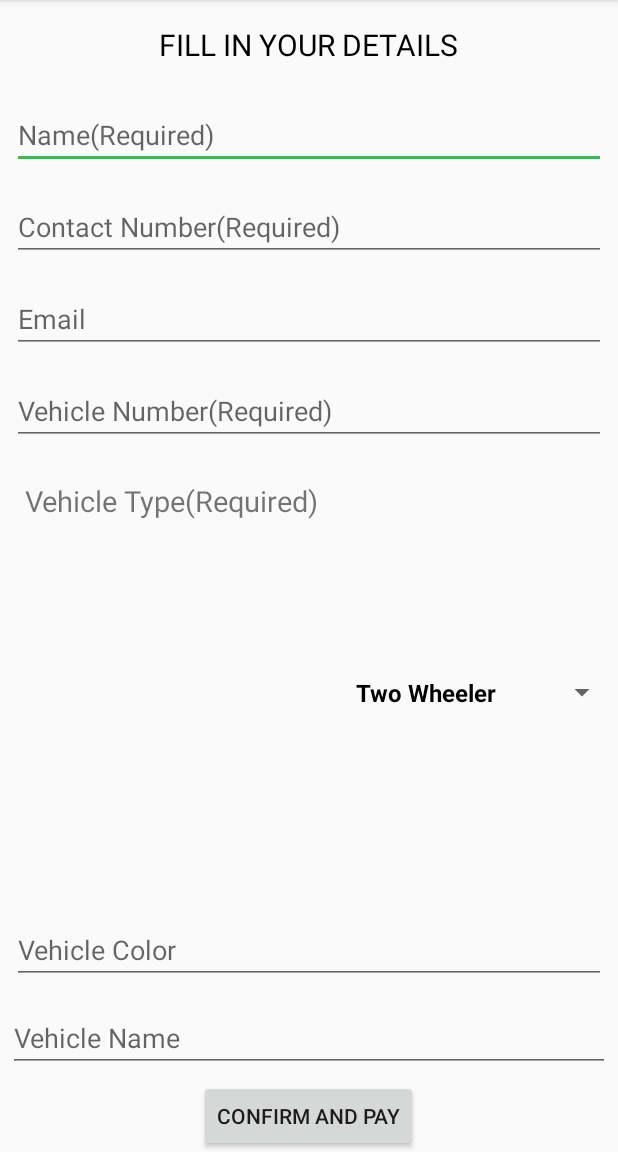
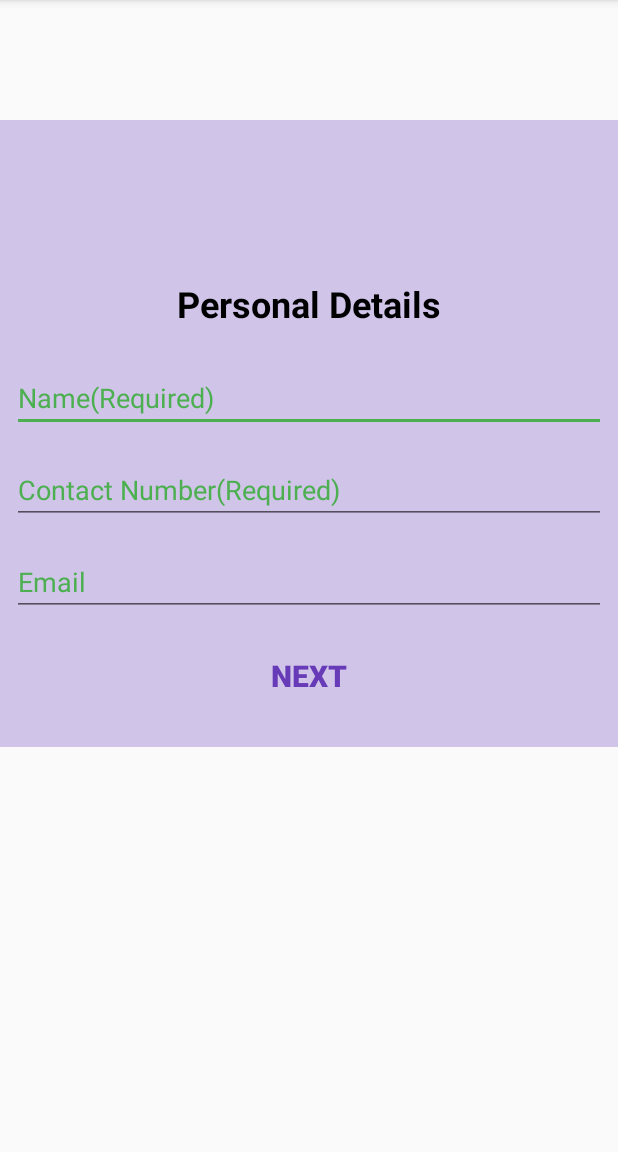
Before and after one commit to IamMukulTaneja/ORPS, an Android app: the DetailsActivity screen opened directly, with no data from a screen before it, on a phone screen of 412 x 824 dp, the part 84-1236 px from its top. Run offline under Robolectric (Android 15) with nearby library versions, the phone set to English and light mode, and no system bars.

Commit message:
design optimization-2

```diff
--- a/app/build.gradle
+++ b/app/build.gradle
@@ -26,5 +26,6 @@ dependencies {
     compile 'com.android.support.constraint:constraint-layout:1.0.2'
     compile 'com.mcxiaoke.volley:library:1.0.9'
     compile 'com.android.support:design:25.3.1'
+    compile 'com.android.support:support-v4:25.3.1'
     testCompile 'junit:junit:4.12'
 }
--- a/app/src/main/AndroidManifest.xml
+++ b/app/src/main/AndroidManifest.xml
@@ -24,7 +24,8 @@
         <activity android:name=".SignInActivity" />
         <activity android:name=".ParkingDetails" />
         <activity android:name=".BookingActivity" />
-        <activity android:name=".DetailsActivity"></activity>
+        <activity android:name=".DetailsActivity" />
+        <activity android:name=".PaymentActivity"></activity>
     </application>
 
 </manifest>
--- a/app/src/main/java/com/example/dell/orps/DetailsActivity.java
+++ b/app/src/main/java/com/example/dell/orps/DetailsActivity.java
@@ -1,60 +1,18 @@
 package com.example.dell.orps;
 
-import android.content.SharedPreferences;
 import android.os.Bundle;
+import android.support.v4.app.FragmentManager;
 import android.support.v7.app.AppCompatActivity;
-import android.view.View;
-import android.widget.AdapterView;
-import android.widget.ArrayAdapter;
-import android.widget.Button;
-import android.widget.EditText;
-import android.widget.Spinner;
-import android.widget.SpinnerAdapter;
-
-import java.util.ArrayList;
-import java.util.List;
 
 public class DetailsActivity extends AppCompatActivity {
-EditText name,contact,email,vehiclenumber,vehiclecolor,vehiclename;
-    Button confirmandpay;
-    Spinner vehicletype;
-    List<String> vehicletypelist;
-    SpinnerAdapter adapter;
     @Override
     protected void onCreate(Bundle savedInstanceState) {
         super.onCreate(savedInstanceState);
         setContentView(R.layout.activity_details);
-        name=(EditText)findViewById(R.id.name);
-        contact=(EditText)findViewById(R.id.contact);
-        email=(EditText)findViewById(R.id.email);
-        vehicletype=(Spinner)findViewById(R.id.vehicletypespinner);
-        vehiclenumber=(EditText)findViewById(R.id.vehiclenumber);
-        vehiclecolor=(EditText)findViewById(R.id.vehiclecolor);
-        vehiclename=(EditText)findViewById(R.id.vehiclename);
-        SharedPreferences sharedPreferences=getSharedPreferences("Mypref",0);
-        String name1=sharedPreferences.getString("NAME",null);
-        name.setText(name1);
-        String contact1=sharedPreferences.getString("CONTACT",null);
-        contact.setText(contact1);
-        String email1=sharedPreferences.getString("EMAIL",null);
-        email.setText(email1);
-        confirmandpay=(Button)findViewById(R.id.confirmbooking);
-        vehicletypelist=new ArrayList<String>();
-        vehicletypelist.add("Two Wheeler");
-        vehicletypelist.add("Four Wheeler");
-        adapter=new ArrayAdapter<String>(getApplicationContext(),R.layout.spinner_item,vehicletypelist);
-        vehicletype.setAdapter(adapter);
-        vehicletype.setOnItemSelectedListener(new AdapterView.OnItemSelectedListener() {
-            @Override
-            public void onItemSelected(AdapterView<?> adapterView, View view, int i, long l) {
-
-            }
-
-            @Override
-            public void onNothingSelected(AdapterView<?> adapterView) {
-
-            }
-        });
+        DetailsFragment detailsFragment=new DetailsFragment();
+        final CarDetailsFragment carDetailsFragment=new CarDetailsFragment();
+        final FragmentManager fragmentManager=getSupportFragmentManager();
+        fragmentManager.beginTransaction().add(R.id.headcontainer,detailsFragment).commit();
 
     }
 }
--- /dev/null
+++ b/app/src/main/java/com/example/dell/orps/DetailsFragment.java
@@ -0,0 +1,48 @@
+package com.example.dell.orps;
+
+import android.content.Context;
+import android.content.SharedPreferences;
+import android.os.Bundle;
+import android.support.annotation.Nullable;
+import android.support.v4.app.Fragment;
+import android.support.v4.app.FragmentManager;
+import android.view.LayoutInflater;
+import android.view.View;
+import android.view.ViewGroup;
+import android.widget.Button;
+import android.widget.EditText;
+
+/**
+ * Created by Mukul on 31-07-2017.
+ */
+
+public class DetailsFragment extends Fragment {
+    public Button next;
+    Context context;
+    public DetailsFragment(){}
+    @Nullable
+    @Override
+    public View onCreateView(LayoutInflater inflater, @Nullable ViewGroup container, @Nullable Bundle savedInstanceState) {
+        final CarDetailsFragment carDetailsFragment=new CarDetailsFragment();
+        final FragmentManager fragmentManager=getActivity().getSupportFragmentManager();
+        View rootview=inflater.inflate(R.layout.details_fragment,container,false);
+        EditText name=(EditText)rootview.findViewById(R.id.name);
+        EditText contact=(EditText)rootview.findViewById(R.id.contact);
+        EditText email=(EditText)rootview.findViewById(R.id.email);
+        next=(Button)rootview.findViewById(R.id.Next);
+        SharedPreferences sharedPreferences=getContext().getSharedPreferences("Mypref",0);
+        String name1=sharedPreferences.getString("NAME",null);
+        name.setText(name1);
+        String contact1=sharedPreferences.getString("CONTACT",null);
+        contact.setText(contact1);
+        String email1=sharedPreferences.getString("EMAIL",null);
+        email.setText(email1);
+        next.setOnClickListener(new View.OnClickListener() {
+            @Override
+            public void onClick(View v) {
+                fragmentManager.beginTransaction().replace(R.id.headcontainer,carDetailsFragment).commit();
+            }
+        });
+        return rootview;
+    }
+}
--- a/app/src/main/res/layout/activity_booking.xml
+++ b/app/src/main/res/layout/activity_booking.xml
@@ -5,7 +5,7 @@
     android:layout_width="match_parent"
     android:layout_height="match_parent"
     android:orientation="vertical"
-    android:background="#D1C4E9"
+    android:background="@color/Background"
     tools:context="com.example.dell.orps.BookingActivity"
     android:weightSum="1">
 <RadioGroup
--- a/app/src/main/res/layout/activity_details.xml
+++ b/app/src/main/res/layout/activity_details.xml
@@ -6,103 +6,12 @@
     android:layout_height="match_parent"
     android:orientation="vertical"
     tools:context="com.example.dell.orps.DetailsActivity">
-<TextView
-    android:layout_width="wrap_content"
+
+<FrameLayout
+    android:layout_width="match_parent"
     android:layout_height="wrap_content"
+    android:layout_marginTop="80dp"
     android:layout_gravity="center"
-    android:text="@string/fillinyourdetails"
-    android:layout_margin="16dp"
-    android:textSize="20sp"
-    android:textColor="#000000"/>
-
-    <EditText
-        android:id="@+id/name"
-        android:layout_width="match_parent"
-        android:layout_height="wrap_content"
-        android:ems="10"
-        android:layout_margin="8dp"
-        android:inputType="textPersonName"
-        android:hint="@string/namerequired" />
-
-    <EditText
-        android:id="@+id/contact"
-        android:layout_width="match_parent"
-        android:layout_height="wrap_content"
-        android:ems="10"
-        android:layout_margin="8dp"
-        android:inputType="phone"
-        android:hint="@string/contactnumberrequired"/>
-
-    <EditText
-        android:id="@+id/email"
-        android:layout_width="match_parent"
-        android:layout_height="wrap_content"
-        android:ems="10"
-        android:layout_margin="8dp"
-        android:inputType="textEmailAddress"
-        android:hint="@string/email"/>
-
-    <EditText
-        android:id="@+id/vehiclenumber"
-        android:layout_width="match_parent"
-        android:layout_height="wrap_content"
-        android:ems="10"
-        android:layout_margin="8dp"
-        android:hint="@string/vehiclenumber"
-        android:inputType="textPersonName"
-         />
-    <RelativeLayout
-        android:layout_width="match_parent"
-        android:layout_height="wrap_content"
-        android:layout_marginTop="16dp"
-        android:layout_weight="0.1">
-
-        <TextView
-            android:id="@+id/vehicletext"
-            android:layout_width="wrap_content"
-            android:layout_height="wrap_content"
-            android:layout_alignBottom="@+id/stationspinner"
-            android:layout_alignParentLeft="true"
-            android:layout_alignParentStart="true"
-            android:layout_alignTop="@+id/stationspinner"
-            android:layout_marginLeft="16dp"
-            android:text="@string/vehicletype"
-            android:textAlignment="center"
-            android:textSize="19sp"
-            />
-
-        <Spinner
-            android:id="@+id/vehicletypespinner"
-            android:layout_width="207dp"
-            android:layout_height="wrap_content"
-            android:layout_alignParentEnd="true"
-            android:layout_alignParentRight="true"
-            android:layout_centerVertical="true"
-            android:layout_gravity="right"
-            android:textAlignment="center"/>
-
-    </RelativeLayout>
-
-    <EditText
-        android:id="@+id/vehiclecolor"
-        android:layout_width="match_parent"
-        android:layout_height="wrap_content"
-        android:ems="10"
-        android:layout_margin="8dp"
-        android:inputType="textPersonName"
-        android:hint="@string/vehiclecolor" />
-
-    <EditText
-        android:id="@+id/vehiclename"
-        android:layout_width="match_parent"
-        android:layout_height="wrap_content"
-        android:ems="10"
-        android:layout_margin="5dp"
-        android:inputType="textPersonName"
-        android:hint="@string/vehiclename" />
-    <Button
-        android:layout_width="wrap_content"
-        android:layout_height="wrap_content"
-        android:layout_gravity="center"
-        android:text="@string/confirmandpay"/>
+    android:id="@+id/headcontainer">
+</FrameLayout>
 </LinearLayout>
--- a/app/src/main/res/layout/activity_main.xml
+++ b/app/src/main/res/layout/activity_main.xml
@@ -4,7 +4,7 @@
     xmlns:tools="http://schemas.android.com/tools"
     android:layout_width="match_parent"
     android:layout_height="match_parent"
-    android:background="#D1C4E9"
+    android:background="@color/Background"
     tools:context="com.example.dell.orps.MainActivity">
 
 
--- a/app/src/main/res/layout/activity_parking_details.xml
+++ b/app/src/main/res/layout/activity_parking_details.xml
@@ -5,7 +5,7 @@
     android:layout_width="match_parent"
     android:orientation="vertical"
     android:weightSum="1"
-    android:background="#D1C4E9"
+    android:background="@color/Background"
     android:layout_height="match_parent"
     tools:context="com.example.dell.orps.ParkingDetails">
 <TextView
--- a/app/src/main/res/layout/activity_sign_in.xml
+++ b/app/src/main/res/layout/activity_sign_in.xml
@@ -2,6 +2,7 @@
 <ScrollView xmlns:android="http://schemas.android.com/apk/res/android"
     xmlns:app="http://schemas.android.com/apk/res-auto"
     xmlns:tools="http://schemas.android.com/tools"
+    android:background="@color/Background"
     android:layout_height="match_parent"
     android:layout_width="match_parent">
 <LinearLayout
--- a/app/src/main/res/layout/activity_spalsh_screen.xml
+++ b/app/src/main/res/layout/activity_spalsh_screen.xml
@@ -6,7 +6,7 @@
     android:layout_width="match_parent"
     android:layout_height="match_parent"
     android:animationCache="false"
-    android:background="#D1C4E9"
+    android:background="@color/Background"
     tools:context="com.example.dell.orps.SplashScreen">
 
     <TextView
--- /dev/null
+++ b/app/src/main/res/layout/details_fragment.xml
@@ -0,0 +1,66 @@
+<?xml version="1.0" encoding="utf-8"?>
+<LinearLayout xmlns:android="http://schemas.android.com/apk/res/android"
+    android:layout_height="match_parent"
+    android:background="@color/Background"
+    android:layout_width="match_parent">
+
+    <LinearLayout
+        android:layout_width="match_parent"
+        android:layout_height="328dp"
+        android:layout_marginTop="90dp"
+        android:orientation="vertical">
+
+        <TextView
+            android:layout_width="wrap_content"
+            android:layout_height="wrap_content"
+            android:layout_gravity="center"
+            android:layout_margin="16dp"
+            android:text="@string/personaldetails"
+            android:textColor="#000000"
+            android:textSize="24sp"
+            android:textStyle="bold" />
+
+        <EditText
+            android:id="@+id/name"
+            android:layout_width="match_parent"
+            android:layout_height="wrap_content"
+            android:layout_margin="8dp"
+            android:ems="10"
+            android:hint="@string/namerequired"
+            android:inputType="textPersonName"
+            android:textColorHint="@color/colorAccent" />
+
+        <EditText
+            android:id="@+id/contact"
+            android:layout_width="match_parent"
+            android:layout_height="wrap_content"
+            android:layout_margin="8dp"
+            android:ems="10"
+            android:hint="@string/contactnumberrequired"
+            android:inputType="phone"
+            android:textColorHint="@color/colorAccent" />
+
+        <EditText
+            android:id="@+id/email"
+            android:layout_width="match_parent"
+            android:layout_height="wrap_content"
+            android:layout_margin="8dp"
+            android:ems="10"
+            android:hint="@string/email"
+            android:inputType="textEmailAddress"
+            android:textColorHint="@color/colorAccent" />
+
+        <Button
+            android:id="@+id/Next"
+            android:layout_width="wrap_content"
+            android:layout_height="wrap_content"
+            android:layout_gravity="center"
+            android:layout_marginTop="8dp"
+            android:background="#00000000"
+            android:text="@string/next"
+            android:textColor="@color/colorPrimary"
+            android:textSize="20sp"
+            android:textStyle="bold" />
+
+    </LinearLayout>
+</LinearLayout>
--- a/app/src/main/res/values/colors.xml
+++ b/app/src/main/res/values/colors.xml
@@ -3,4 +3,5 @@
     <color name="colorPrimary">#673AB7</color>
     <color name="colorPrimaryDark">#512DA8</color>
     <color name="colorAccent">#4CAF50</color>
+    <color name="Background">#D1C4E9</color>
 </resources>
--- a/app/src/main/res/values/strings.xml
+++ b/app/src/main/res/values/strings.xml
@@ -1,19 +1,19 @@
 <resources>
     <string name="app_name" translatable="false">ORPS</string>
-    <string name="welcome_note" >ORPS</string>
-    <string name="welcome" >Welcome to online railway parking system</string>
-    <string name="splashtext" >Designed By UTS Team</string>
-    <string name="ORPS" >Online Railway Parking System</string>
+    <string name="welcome_note">ORPS</string>
+    <string name="welcome">Welcome to online railway parking system</string>
+    <string name="splashtext">Designed By UTS Team</string>
+    <string name="ORPS">Online Railway Parking System</string>
     <string name="twowheeler" translatable="false">Two Wheeler</string>
     <string name="fourwheeler" translatable="false">Four Wheeler</string>
-    <string name="enterstation" >Enter Station : </string>
-    <string name="findparking" >Find Parking</string>
-    <string name="enteryourdetails" >Enter Your Details</string>
-    <string name="name" >Name</string>
-    <string name="contact" >Contact Number</string>
-    <string name="email" >Email</string>
+    <string name="enterstation">Enter Station : </string>
+    <string name="findparking">Find Parking</string>
+    <string name="enteryourdetails">Enter Your Details</string>
+    <string name="name">Name</string>
+    <string name="contact">Contact Number</string>
+    <string name="email">Email</string>
     <string name="signup" translatable="false">Sign Up</string>
-    <string name="welcome1" >Welcome </string>
+    <string name="welcome1">Welcome </string>
     <string name="ghy">GHY</string>
     <string name="stationdetail">STATION DETAILS</string>
     <string name="twowheelerparkingdetails">TWO WHEELER</string>
@@ -27,8 +27,19 @@
     <string name="namerequired">Name(Required)</string>
     <string name="contactnumberrequired">Contact Number(Required)</string>
     <string name="vehiclenumber">Vehicle Number(Required)</string>
-    <string name="vehicletype">Vehicle Type(Required)</string>
+    <string name="vehicletype">Vehicle Type(Required) : </string>
     <string name="vehiclecolor">Vehicle Color</string>
     <string name="vehiclename">Vehicle Name</string>
     <string name="confirmandpay">Confirm and Pay</string>
+
+    <!-- TODO: Remove or change this placeholder text -->
+    <string name="hello_blank_fragment">Hello blank fragment</string>
+    <string name="personaldetails">Personal Details</string>
+    <string name="next">Next</string>
+    <string name="cardetails">Vehicle Details</string>
+    <string name="paymentoptions">Payment Options</string>
+    <string name="paytm">PayTM</string>
+    <string name="railwaywallet">Railway Wallet</string>
+    <string name="card">Credit/Debit Card</string>
+    <string name="othermodes">Other Modes</string>
 </resources>
```
Also changed, not shown: app/src/main/java/com/example/dell/orps/CarDetailsFragment.java (added, +67 -0 lines), app/src/main/java/com/example/dell/orps/PaymentActivity.java (added, +13 -0 lines), app/src/main/res/layout/activity_payment.xml (added, +84 -0 lines), app/src/main/res/layout/car_details_fragment.xml (added, +102 -0 lines).
